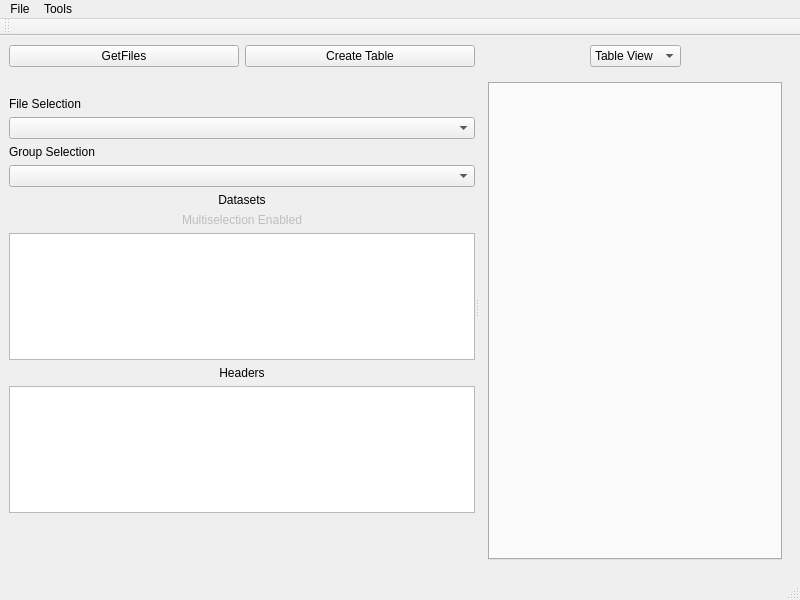
Old version of the form Phobos3/PyqtTest.ui in the repository stephgm/analytix.
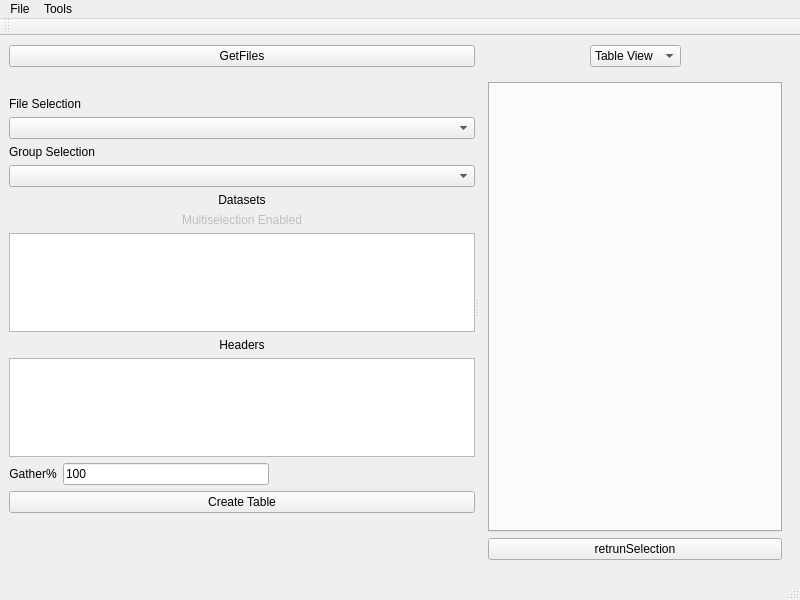
New version of the form. Icons and pictures are not drawn.

Diff of the .ui file:
```diff
--- a/Phobos3/PyqtTest.ui
+++ b/Phobos3/PyqtTest.ui
@@ -21,8 +21,8 @@
        <enum>Qt::Horizontal</enum>
       </property>
       <widget class="QWidget" name="gridLayoutWidget">
-       <layout class="QGridLayout" name="gridLayout">
-        <item row="12" column="0">
+       <layout class="QGridLayout" name="FileOpeningLayout">
+        <item row="14" column="0">
          <spacer name="verticalSpacer">
           <property name="orientation">
            <enum>Qt::Vertical</enum>
@@ -157,28 +157,6 @@
           </property>
          </widget>
         </item>
-        <item row="1" column="0">
-         <layout class="QHBoxLayout" name="horizontalLayout">
-          <item>
-           <widget class="QPushButton" name="Button1">
-            <property name="text">
-             <string>GetFiles</string>
-            </property>
-            <property name="icon">
-             <iconset>
-              <normaloff>resources/standard_query.jpg</normaloff>resources/standard_query.jpg</iconset>
-            </property>
-           </widget>
-          </item>
-          <item>
-           <widget class="QPushButton" name="CreateTable">
-            <property name="text">
-             <string>Create Table</string>
-            </property>
-           </widget>
-          </item>
-         </layout>
-        </item>
         <item row="8" column="0">
          <widget class="QLabel" name="DataListMultiSelectLabel">
           <property name="enabled">
@@ -189,7 +167,7 @@
           </property>
          </widget>
         </item>
-        <item row="13" column="0">
+        <item row="15" column="0">
          <spacer name="verticalSpacer_2">
           <property name="orientation">
            <enum>Qt::Vertical</enum>
@@ -202,6 +180,59 @@
           </property>
          </spacer>
         </item>
+        <item row="1" column="0">
+         <layout class="QHBoxLayout" name="EventRunComboLayout">
+          <item>
+           <widget class="QPushButton" name="Button1">
+            <property name="text">
+             <string>GetFiles</string>
+            </property>
+            <property name="icon">
+             <iconset>
+              <normaloff>resources/standard_query.jpg</normaloff>resources/standard_query.jpg</iconset>
+            </property>
+           </widget>
+          </item>
+         </layout>
+        </item>
+        <item row="13" column="0">
+         <widget class="QPushButton" name="CreateTable">
+          <property name="text">
+           <string>Create Table</string>
+          </property>
+         </widget>
+        </item>
+        <item row="12" column="0">
+         <layout class="QGridLayout" name="ExtraneousDataGatherLayout">
+          <item row="0" column="0">
+           <widget class="QLabel" name="GatherPctLabel">
+            <property name="text">
+             <string>&lt;html&gt;&lt;head/&gt;&lt;body&gt;&lt;p align=&quot;center&quot;&gt;Gather%&lt;/p&gt;&lt;/body&gt;&lt;/html&gt;</string>
+            </property>
+           </widget>
+          </item>
+          <item row="0" column="1">
+           <widget class="QLineEdit" name="GatherPct">
+            <property name="text">
+             <string>100</string>
+            </property>
+           </widget>
+          </item>
+          <item row="0" column="2">
+           <spacer name="horizontalSpacer_3">
+            <property name="orientation">
+             <enum>Qt::Horizontal</enum>
+            </property>
+            <property name="sizeHint" stdset="0">
+             <size>
+              <width>40</width>
+              <height>20</height>
+             </size>
+            </property>
+           </spacer>
+          </item>
+         </layout>
+        </item>
        </layout>
       </widget>
       <widget class="QWidget" name="gridLayoutWidget_2">
@@ -222,6 +253,13 @@
             <item row="0" column="0">
              <widget class="QTabWidget" name="TableTabWidget"/>
             </item>
+            <item row="2" column="0">
+             <widget class="QPushButton" name="GetSelection">
+              <property name="text">
+               <string>retrunSelection</string>
+              </property>
+             </widget>
+            </item>
            </layout>
           </widget>
           <widget class="QWidget" name="page_2">
```
Left out of the diff: 11 changed lines with no effect on the pictures.
